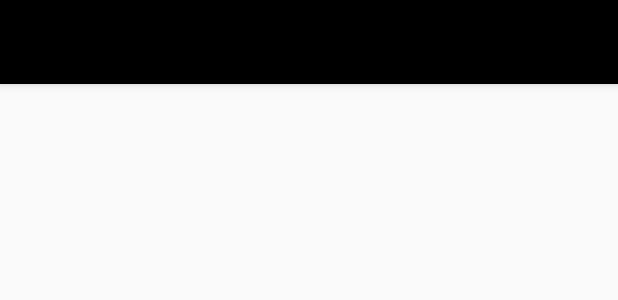
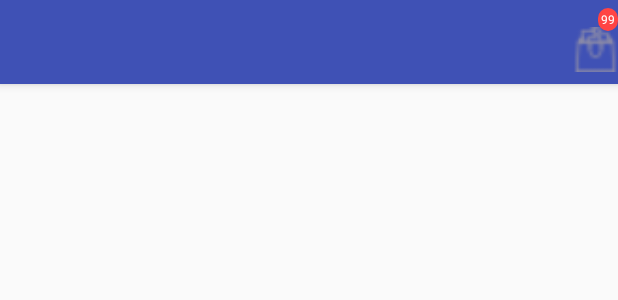
Before and after one commit to Preeti-Dodani/ShoppingCartPOC, an Android app: the layout app_bar_layout.xml on its own in the app's theme, with its tools: preview values and no code run, on a phone screen of 412 x 824 dp. Shown: the top 300 px of the screen. Run offline under Robolectric (Android 15) with nearby library versions, the phone set to English and light mode, and no system bars.

Commit message:
Upload changes

```diff
--- a/app/src/main/AndroidManifest.xml
+++ b/app/src/main/AndroidManifest.xml
@@ -10,7 +10,7 @@
         android:label="@string/app_name"
         android:roundIcon="@mipmap/ic_launcher_round"
         android:supportsRtl="true"
-        android:theme="@style/AppTheme">
+        android:theme="@style/AppTheme.NoActionBar">
         <activity android:name=".SplashActivity">
             <intent-filter>
                 <action android:name="android.intent.action.MAIN" />
--- a/app/src/main/res/layout/app_bar_layout.xml
+++ b/app/src/main/res/layout/app_bar_layout.xml
@@ -9,7 +9,6 @@
         <android.support.design.widget.AppBarLayout
         android:id="@+id/appBar"
         android:layout_width="match_parent"
-        android:background="@android:color/white"
         android:layout_height="wrap_content">
 
 
@@ -18,8 +17,12 @@
             android:id="@+id/toolbar"
             android:layout_width="match_parent"
             android:layout_height="?attr/actionBarSize"
-            android:background="@android:color/black"
-            >
+            app:popupTheme="@style/ThemeOverlay.AppCompat.Light" >
+
+                <include
+                    layout="@layout/menu_cart_layout"
+                    android:layout_width="match_parent"
+                    android:layout_height="wrap_content"/>
 
 
         </android.support.v7.widget.Toolbar>
--- a/app/src/main/res/layout/menu_cart_layout.xml
+++ b/app/src/main/res/layout/menu_cart_layout.xml
@@ -6,21 +6,24 @@
     android:layout_gravity="right" >
 
     <ImageView
-        android:layout_width="match_parent"
-        android:layout_height="match_parent"
+        android:layout_width="30dp"
+        android:layout_height="35dp"
         android:clickable="true"
-        android:scaleType="fitCenter"
-
-        android:src="@mipmap/ic_launcher"/>
+        android:layout_marginTop="10dp"
+        android:layout_alignParentRight="true"
+        android:src="@drawable/bag_new"/>
 
     <TextView
         android:id="@+id/counter"
         android:layout_width="wrap_content"
         android:layout_height="wrap_content"
-        android:padding="8dp"
+        android:padding="2dp"
+        android:background="@drawable/rounded_textview"
+        android:layout_alignParentRight="true"
+
         android:text="99"
-        android:textSize="10sp"
-        android:textColor="@android:color/black" />
+        android:textSize="8sp"
+        android:textColor="@android:color/white" />
 
 </RelativeLayout>
 
--- a/app/src/main/res/menu/main_menu_cart.xml
+++ b/app/src/main/res/menu/main_menu_cart.xml
@@ -3,7 +3,7 @@
 
 
         <item
-            android:id="@+id/badge"
+            android:id="@+id/menu_cart"
             android:actionLayout="@layout/menu_cart_layout"
             android:title="Badges"
             android:showAsAction="always">
```
Also changed, not shown: app/src/main/java/service/app/com/babypinkpoc/MainActivity.java (+39 -15 lines), app/src/main/res/drawable/bag_new.png (added).
